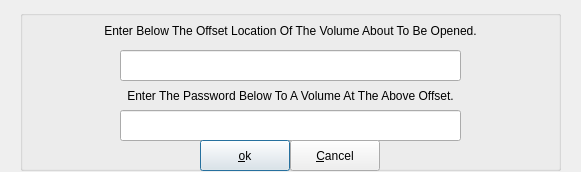
This is zuluMount-gui/deviceoffset.ui in mhogomchungu/zuluCrypt as Qt 5 draws it before an edit. The edited form follows.
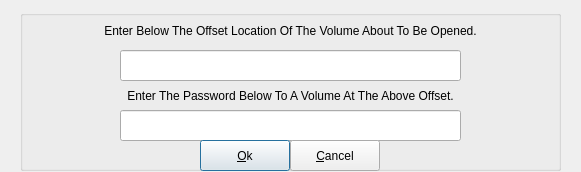
This is the edited form.

Diff of the .ui file:
```diff
--- a/zuluMount-gui/deviceoffset.ui
+++ b/zuluMount-gui/deviceoffset.ui
@@ -106,7 +106,7 @@
      </rect>
     </property>
     <property name="text">
-     <string>&amp;ok</string>
+     <string>&amp;Ok</string>
     </property>
    </widget>
    <widget class="QPushButton" name="pbCancel">
```
